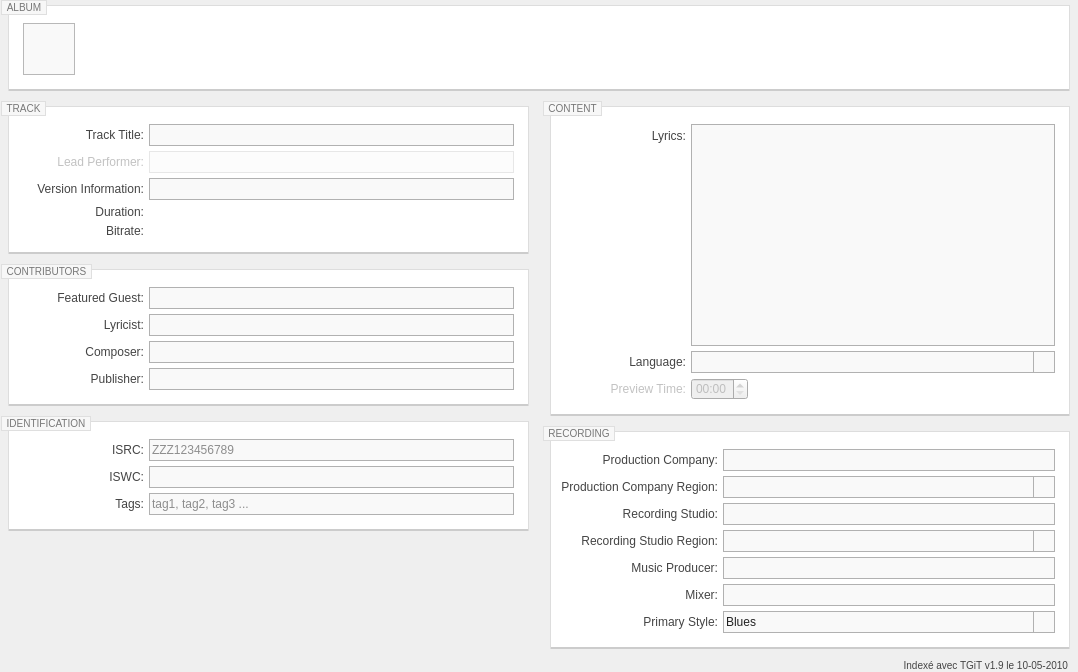
Old version of the form resources/ui/track_page.ui in the repository Iconoclasteinc/tgit.
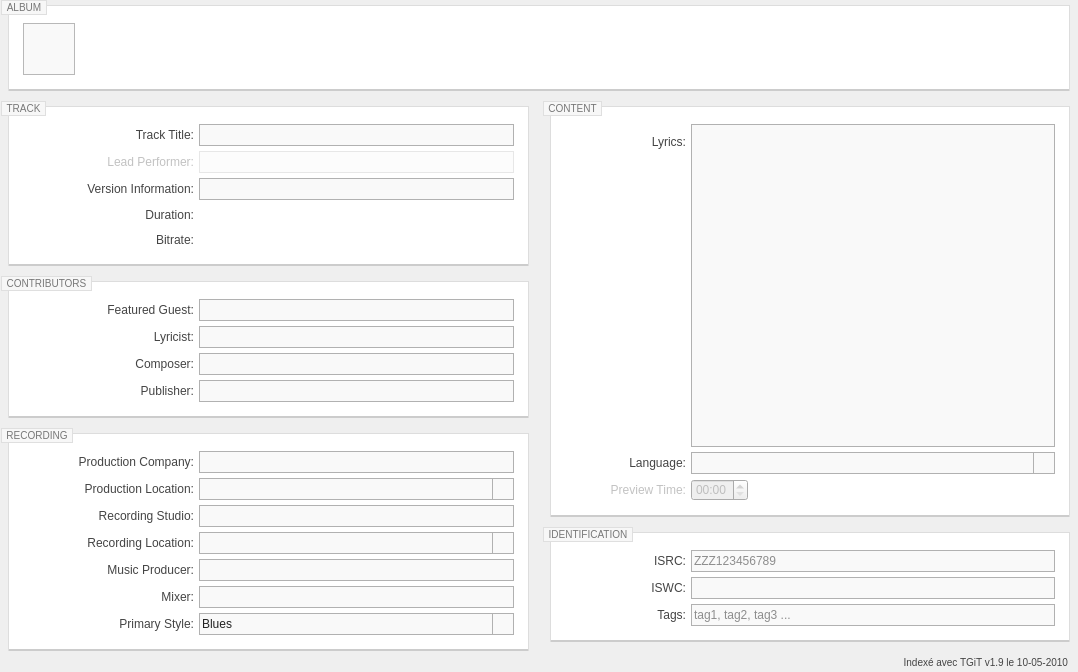
New version of the form. Icons and pictures are not drawn. Custom widgets are drawn as their Qt base class.

Commit message: Final touches to the user interface and terminology for new location fields

The edit to the form file:
```diff
--- a/resources/ui/track_page.ui
+++ b/resources/ui/track_page.ui
@@ -298,7 +298,7 @@
      <property name="styleSheet">
       <string notr="true">QLabel {
 	color: #444444;
-	min-width: 125px;
+	min-height: 20px;
 }
 
 QLabel:disabled {
@@ -323,6 +323,11 @@
       </property>
       <item>
        <widget class="QWidget" name="_left_column" native="true">
+        <property name="styleSheet">
+         <string notr="true">QLabel {
+	min-width: 175px;
+}</string>
+        </property>
         <layout class="QVBoxLayout" name="verticalLayout_2">
          <property name="spacing">
           <number>5</number>
@@ -565,251 +570,6 @@
           </widget>
          </item>
          <item>
-          <widget class="QGroupBox" name="_identification_box">
-           <property name="title">
-            <string>IDENTIFICATION</string>
-           </property>
-           <layout class="QFormLayout" name="formLayout_4">
-            <property name="fieldGrowthPolicy">
-             <enum>QFormLayout::ExpandingFieldsGrow</enum>
-            </property>
-            <property name="labelAlignment">
-             <set>Qt::AlignRight|Qt::AlignTrailing|Qt::AlignVCenter</set>
-            </property>
-            <property name="horizontalSpacing">
-             <number>5</number>
-            </property>
-            <property name="verticalSpacing">
-             <number>5</number>
-            </property>
-            <property name="leftMargin">
-             <number>0</number>
-            </property>
-            <property name="topMargin">
-             <number>0</number>
-            </property>
-            <property name="rightMargin">
-             <number>0</number>
-            </property>
-            <property name="bottomMargin">
-             <number>0</number>
-            </property>
-            <item row="0" column="0">
-             <widget class="QLabel" name="_isrc_caption">
-              <property name="text">
-               <string>ISRC:</string>
-              </property>
-              <property name="alignment">
-               <set>Qt::AlignRight|Qt::AlignTrailing|Qt::AlignVCenter</set>
-              </property>
-              <property name="buddy">
-               <cstring>_isrc</cstring>
-              </property>
-             </widget>
-            </item>
-            <item row="0" column="1">
-             <widget class="QLineEdit" name="_isrc">
-              <property name="placeholderText">
-               <string>ZZZ123456789</string>
-              </property>
-             </widget>
-            </item>
-            <item row="1" column="0">
-             <widget class="QLabel" name="_iswc_caption">
-              <property name="text">
-               <string>ISWC:</string>
-              </property>
-              <property name="alignment">
-               <set>Qt::AlignRight|Qt::AlignTrailing|Qt::AlignVCenter</set>
-              </property>
-              <property name="buddy">
-               <cstring>_iswc</cstring>
-              </property>
-             </widget>
-            </item>
-            <item row="1" column="1">
-             <widget class="QLineEdit" name="_iswc"/>
-            </item>
-            <item row="2" column="0">
-             <widget class="QLabel" name="_tags_caption">
-              <property name="text">
-               <string>Tags:</string>
-              </property>
-              <property name="alignment">
-               <set>Qt::AlignRight|Qt::AlignTrailing|Qt::AlignVCenter</set>
-              </property>
-              <property name="buddy">
-               <cstring>_tags</cstring>
-              </property>
-             </widget>
-            </item>
-            <item row="2" column="1">
-             <widget class="QLineEdit" name="_tags">
-              <property name="placeholderText">
-               <string>tag1, tag2, tag3 ...</string>
-              </property>
-             </widget>
-            </item>
-           </layout>
-          </widget>
-         </item>
-         <item>
-          <spacer name="verticalSpacer">
-           <property name="orientation">
-            <enum>Qt::Vertical</enum>
-           </property>
-           <property name="sizeHint" stdset="0">
-            <size>
-             <width>20</width>
-             <height>40</height>
-            </size>
-           </property>
-          </spacer>
-         </item>
-        </layout>
-       </widget>
-      </item>
-      <item>
-       <widget class="QWidget" name="_right_column" native="true">
-        <property name="styleSheet">
-         <string notr="true">QLabel {
-	border: solid 1px black;
-}</string>
-        </property>
-        <layout class="QVBoxLayout" name="verticalLayout_3">
-         <property name="spacing">
-          <number>5</number>
-         </property>
-         <property name="leftMargin">
-          <number>0</number>
-         </property>
-         <property name="topMargin">
-          <number>0</number>
-         </property>
-         <property name="rightMargin">
-          <number>0</number>
-         </property>
-         <property name="bottomMargin">
-          <number>0</number>
-         </property>
-         <item>
-          <widget class="QGroupBox" name="_content_box">
-           <property name="title">
-            <string>CONTENT</string>
-           </property>
-           <layout class="QFormLayout" name="formLayout_5">
-            <property name="fieldGrowthPolicy">
-             <enum>QFormLayout::ExpandingFieldsGrow</enum>
-            </property>
-            <property name="labelAlignment">
-             <set>Qt::AlignRight|Qt::AlignTrailing|Qt::AlignVCenter</set>
-            </property>
-            <property name="horizontalSpacing">
-             <number>5</number>
-            </property>
-            <property name="verticalSpacing">
-             <number>5</number>
-            </property>
-            <property name="leftMargin">
-             <number>0</number>
-            </property>
-            <property name="topMargin">
-             <number>0</number>
-            </property>
-            <property name="rightMargin">
-             <number>0</number>
-            </property>
-            <property name="bottomMargin">
-             <number>0</number>
-            </property>
-            <item row="0" column="0">
-             <widget class="QLabel" name="_lyrics_caption">
-              <property name="text">
-               <string>Lyrics:</string>
-              </property>
-              <property name="alignment">
-               <set>Qt::AlignRight|Qt::AlignTrailing|Qt::AlignVCenter</set>
-              </property>
-              <property name="buddy">
-               <cstring>_lyrics</cstring>
-              </property>
-             </widget>
-            </item>
-            <item row="0" column="1">
-             <widget class="TextArea" name="_lyrics">
-              <property name="sizePolicy">
-               <sizepolicy hsizetype="Expanding" vsizetype="Expanding">
-                <horstretch>0</horstretch>
-                <verstretch>1</verstretch>
-               </sizepolicy>
-              </property>
-              <property name="tabChangesFocus">
-               <bool>true</bool>
-              </property>
-             </widget>
-            </item>
-            <item row="1" column="0">
-             <widget class="QLabel" name="_language_caption">
-              <property name="text">
-               <string>Language:</string>
-              </property>
-              <property name="alignment">
-               <set>Qt::AlignRight|Qt::AlignTrailing|Qt::AlignVCenter</set>
-              </property>
-              <property name="buddy">
-               <cstring>_language</cstring>
-              </property>
-             </widget>
-            </item>
-            <item row="1" column="1">
-             <widget class="QComboBox" name="_language">
-              <property name="sizePolicy">
-               <sizepolicy hsizetype="MinimumExpanding" vsizetype="Fixed">
-                <horstretch>0</horstretch>
-                <verstretch>1</verstretch>
-               </sizepolicy>
-              </property>
-              <property name="focusPolicy">
-               <enum>Qt::StrongFocus</enum>
-              </property>
-              <property name="editable">
-               <bool>true</bool>
-              </property>
-              <property name="insertPolicy">
-               <enum>QComboBox::NoInsert</enum>
-              </property>
-             </widget>
-            </item>
-            <item row="2" column="0">
-             <widget class="QLabel" name="_preview_time_caption">
-              <property name="enabled">
-               <bool>false</bool>
-              </property>
-              <property name="text">
-               <string>Preview Time:</string>
-              </property>
-              <property name="alignment">
-               <set>Qt::AlignRight|Qt::AlignTrailing|Qt::AlignVCenter</set>
-              </property>
-              <property name="buddy">
-               <cstring>_preview_time</cstring>
-              </property>
-             </widget>
-            </item>
-            <item row="2" column="1">
-             <widget class="QTimeEdit" name="_preview_time">
-              <property name="enabled">
-               <bool>false</bool>
-              </property>
-              <property name="displayFormat">
-               <string>mm:ss</string>
-              </property>
-             </widget>
-            </item>
-           </layout>
-          </widget>
-         </item>
-         <item>
           <widget class="QGroupBox" name="_recording_box">
            <property name="sizePolicy">
             <sizepolicy hsizetype="MinimumExpanding" vsizetype="Preferred">
@@ -1003,7 +763,7 @@
                </sizepolicy>
               </property>
               <property name="text">
-               <string>Production Company Region:</string>
+               <string>Production Location:</string>
               </property>
               <property name="alignment">
                <set>Qt::AlignRight|Qt::AlignTrailing|Qt::AlignVCenter</set>
@@ -1035,7 +795,7 @@
                </sizepolicy>
               </property>
               <property name="text">
-               <string>Recording Studio Region:</string>
+               <string>Recording Location:</string>
               </property>
               <property name="alignment">
                <set>Qt::AlignRight|Qt::AlignTrailing|Qt::AlignVCenter</set>
@@ -1062,6 +822,251 @@
           </widget>
          </item>
          <item>
+          <spacer name="verticalSpacer">
+           <property name="orientation">
+            <enum>Qt::Vertical</enum>
+           </property>
+           <property name="sizeHint" stdset="0">
+            <size>
+             <width>20</width>
+             <height>40</height>
+            </size>
+           </property>
+          </spacer>
+         </item>
+        </layout>
+       </widget>
+      </item>
+      <item>
+       <widget class="QWidget" name="_right_column" native="true">
+        <property name="styleSheet">
+         <string notr="true">QLabel {
+	min-width: 125px;
+}</string>
+        </property>
+        <layout class="QVBoxLayout" name="verticalLayout_3">
+         <property name="spacing">
+          <number>5</number>
+         </property>
+         <property name="leftMargin">
+          <number>0</number>
+         </property>
+         <property name="topMargin">
+          <number>0</number>
+         </property>
+         <property name="rightMargin">
+          <number>0</number>
+         </property>
+         <property name="bottomMargin">
+          <number>0</number>
+         </property>
+         <item>
+          <widget class="QGroupBox" name="_content_box">
+           <property name="title">
+            <string>CONTENT</string>
+           </property>
+           <layout class="QFormLayout" name="formLayout_5">
+            <property name="fieldGrowthPolicy">
+             <enum>QFormLayout::ExpandingFieldsGrow</enum>
+            </property>
+            <property name="labelAlignment">
+             <set>Qt::AlignRight|Qt::AlignTrailing|Qt::AlignVCenter</set>
+            </property>
+            <property name="horizontalSpacing">
+             <number>5</number>
+            </property>
+            <property name="verticalSpacing">
+             <number>5</number>
+            </property>
+            <property name="leftMargin">
+             <number>0</number>
+            </property>
+            <property name="topMargin">
+             <number>0</number>
+            </property>
+            <property name="rightMargin">
+             <number>0</number>
+            </property>
+            <property name="bottomMargin">
+             <number>0</number>
+            </property>
+            <item row="0" column="0">
+             <widget class="QLabel" name="_lyrics_caption">
+              <property name="text">
+               <string>Lyrics:</string>
+              </property>
+              <property name="alignment">
+               <set>Qt::AlignRight|Qt::AlignTrailing|Qt::AlignVCenter</set>
+              </property>
+              <property name="buddy">
+               <cstring>_lyrics</cstring>
+              </property>
+             </widget>
+            </item>
+            <item row="0" column="1">
+             <widget class="TextArea" name="_lyrics">
+              <property name="sizePolicy">
+               <sizepolicy hsizetype="Expanding" vsizetype="Expanding">
+                <horstretch>0</horstretch>
+                <verstretch>1</verstretch>
+               </sizepolicy>
+              </property>
+              <property name="tabChangesFocus">
+               <bool>true</bool>
+              </property>
+             </widget>
+            </item>
+            <item row="1" column="0">
+             <widget class="QLabel" name="_language_caption">
+              <property name="text">
+               <string>Language:</string>
+              </property>
+              <property name="alignment">
+               <set>Qt::AlignRight|Qt::AlignTrailing|Qt::AlignVCenter</set>
+              </property>
+              <property name="buddy">
+               <cstring>_language</cstring>
+              </property>
+             </widget>
+            </item>
+            <item row="1" column="1">
+             <widget class="QComboBox" name="_language">
+              <property name="sizePolicy">
+               <sizepolicy hsizetype="MinimumExpanding" vsizetype="Fixed">
+                <horstretch>0</horstretch>
+                <verstretch>1</verstretch>
+               </sizepolicy>
+              </property>
+              <property name="focusPolicy">
+               <enum>Qt::StrongFocus</enum>
+              </property>
+              <property name="editable">
+               <bool>true</bool>
+              </property>
+              <property name="insertPolicy">
+               <enum>QComboBox::NoInsert</enum>
+              </property>
+             </widget>
+            </item>
+            <item row="2" column="0">
+             <widget class="QLabel" name="_preview_time_caption">
+              <property name="enabled">
+               <bool>false</bool>
+              </property>
+              <property name="text">
+               <string>Preview Time:</string>
+              </property>
+              <property name="alignment">
+               <set>Qt::AlignRight|Qt::AlignTrailing|Qt::AlignVCenter</set>
+              </property>
+              <property name="buddy">
+               <cstring>_preview_time</cstring>
+              </property>
+             </widget>
+            </item>
+            <item row="2" column="1">
+             <widget class="QTimeEdit" name="_preview_time">
+              <property name="enabled">
+               <bool>false</bool>
+              </property>
+              <property name="displayFormat">
+               <string>mm:ss</string>
+              </property>
+             </widget>
+            </item>
+           </layout>
+          </widget>
+         </item>
+         <item>
+          <widget class="QGroupBox" name="_identification_box">
+           <property name="title">
+            <string>IDENTIFICATION</string>
+           </property>
+           <layout class="QFormLayout" name="formLayout_4">
+            <property name="fieldGrowthPolicy">
+             <enum>QFormLayout::ExpandingFieldsGrow</enum>
+            </property>
+            <property name="labelAlignment">
+             <set>Qt::AlignRight|Qt::AlignTrailing|Qt::AlignVCenter</set>
+            </property>
+            <property name="horizontalSpacing">
+             <number>5</number>
+            </property>
+            <property name="verticalSpacing">
+             <number>5</number>
+            </property>
+            <property name="leftMargin">
+             <number>0</number>
+            </property>
+            <property name="topMargin">
+             <number>0</number>
+            </property>
+            <property name="rightMargin">
+             <number>0</number>
+            </property>
+            <property name="bottomMargin">
+             <number>0</number>
+            </property>
+            <item row="0" column="0">
+             <widget class="QLabel" name="_isrc_caption">
+              <property name="text">
+               <string>ISRC:</string>
+              </property>
+              <property name="alignment">
+               <set>Qt::AlignRight|Qt::AlignTrailing|Qt::AlignVCenter</set>
+              </property>
+              <property name="buddy">
+               <cstring>_isrc</cstring>
+              </property>
+             </widget>
+            </item>
+            <item row="0" column="1">
+             <widget class="QLineEdit" name="_isrc">
+              <property name="placeholderText">
+               <string>ZZZ123456789</string>
+              </property>
+             </widget>
+            </item>
+            <item row="1" column="0">
+             <widget class="QLabel" name="_iswc_caption">
+              <property name="text">
+               <string>ISWC:</string>
+              </property>
+              <property name="alignment">
+               <set>Qt::AlignRight|Qt::AlignTrailing|Qt::AlignVCenter</set>
+              </property>
+              <property name="buddy">
+               <cstring>_iswc</cstring>
+              </property>
+             </widget>
+            </item>
+            <item row="1" column="1">
+             <widget class="QLineEdit" name="_iswc"/>
+            </item>
+            <item row="2" column="0">
+             <widget class="QLabel" name="_tags_caption">
+              <property name="text">
+               <string>Tags:</string>
+              </property>
+              <property name="alignment">
+               <set>Qt::AlignRight|Qt::AlignTrailing|Qt::AlignVCenter</set>
+              </property>
+              <property name="buddy">
+               <cstring>_tags</cstring>
+              </property>
+             </widget>
+            </item>
+            <item row="2" column="1">
+             <widget class="QLineEdit" name="_tags">
+              <property name="placeholderText">
+               <string>tag1, tag2, tag3 ...</string>
+              </property>
+             </widget>
+            </item>
+           </layout>
+          </widget>
+         </item>
+         <item>
           <widget class="QWidget" name="_software_notice_container" native="true">
            <layout class="QHBoxLayout" name="horizontalLayout_3">
             <property name="spacing">
```
Left out of the diff: 4 changed lines with no effect on the pictures. The commit also changes 5 other files.
